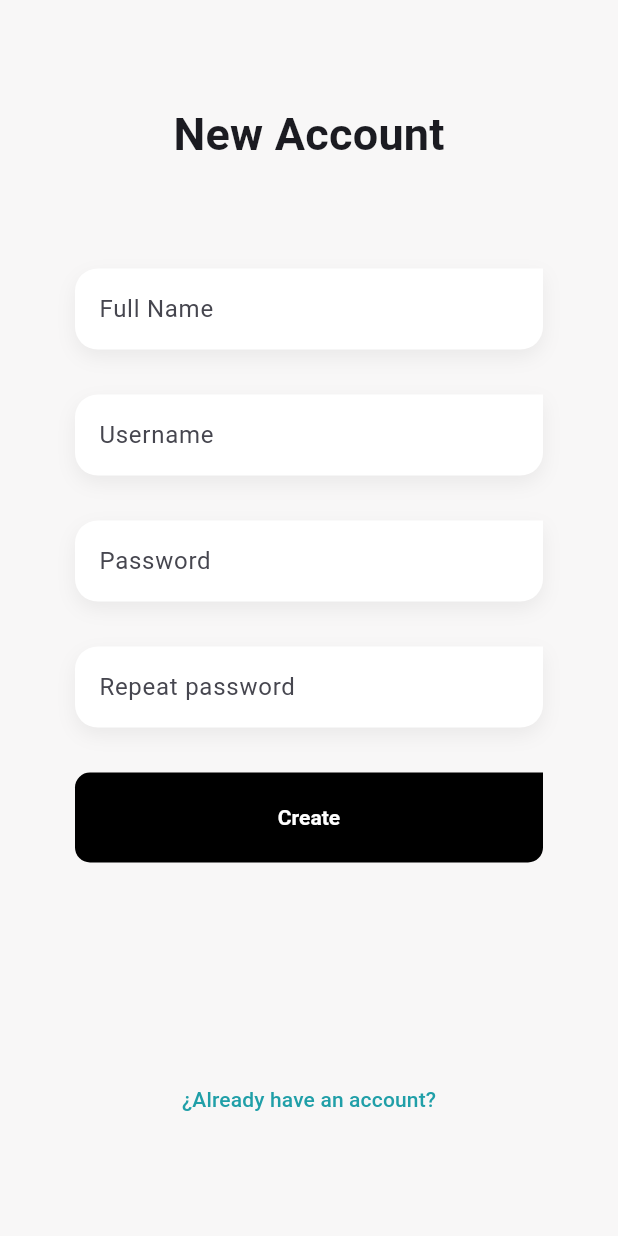
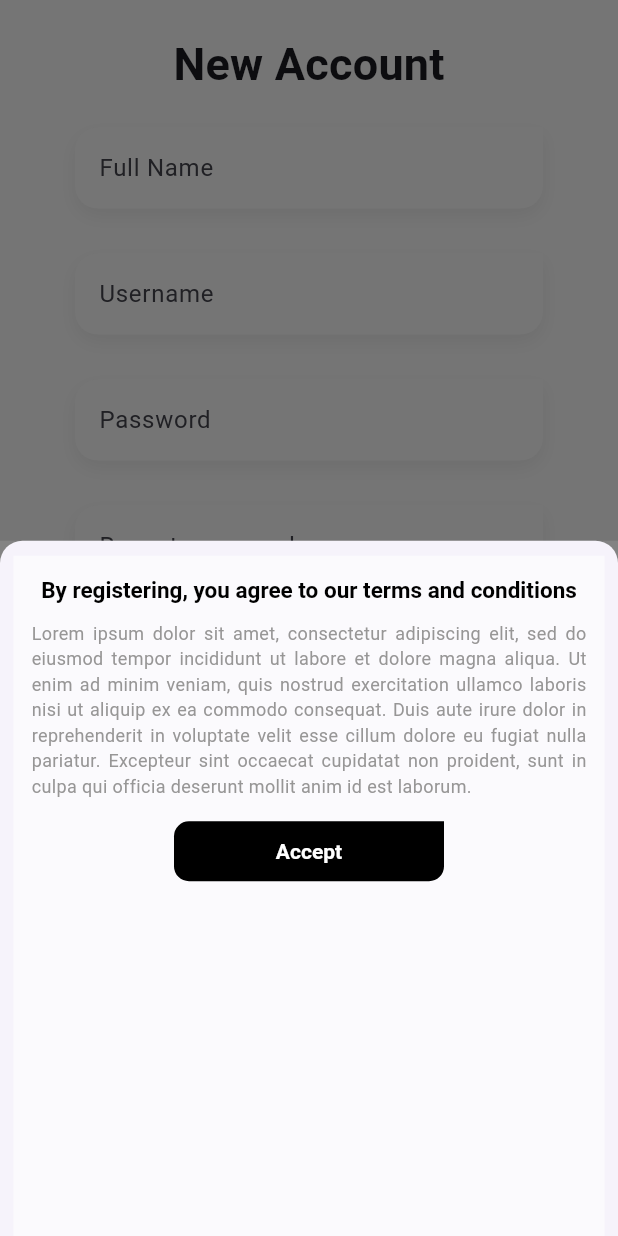
Before and after one commit to hawks-atlanta/frontend-flutter, a Flutter app: the _RegisterForm screen opened directly, after a tap on "Create", on a phone screen of 412 x 824 dp. Run offline on Flutter 3.47's test engine with Material 2 defaults, Android fonts, the phone set to English and light mode, and no system bars; drawn by our look-alikes of auto_size_text; our stand-ins replace dio, flutter_dotenv, flutter_riverpod, formz, go_router, google_fonts and 1 more; accounts and stored records are empty; statements that could not run were skipped.

Commit message:
feat: terms and conditions modal
Terms and conditions modal is added at the time of user registration.
In addition, the auto_size_text package is added for text management on different devices

```diff
--- a/lib/config/router/app_router.dart
+++ b/lib/config/router/app_router.dart
@@ -9,7 +9,7 @@ final goRouterProvider = Provider((ref) {
   final goRouterNotifier = ref.read(goRouterNotifierProvider);
 
   return GoRouter(
-    initialLocation: '/check-auth-status',
+    initialLocation: '/register',
     refreshListenable: goRouterNotifier,
     routes: [
       ///* Primera pantalla Default
--- /dev/null
+++ b/lib/features/auth/presentation/providers/data_test.dart
@@ -0,0 +1 @@
+String termsandcondition = "Lorem ipsum dolor sit amet, consectetur adipiscing elit, sed do eiusmod tempor incididunt ut labore et dolore magna aliqua. Ut enim ad minim veniam, quis nostrud exercitation ullamco laboris nisi ut aliquip ex ea commodo consequat. Duis aute irure dolor in reprehenderit in voluptate velit esse cillum dolore eu fugiat nulla pariatur. Excepteur sint occaecat cupidatat non proident, sunt in culpa qui officia deserunt mollit anim id est laborum.";
--- a/lib/features/auth/presentation/screens/register_screen.dart
+++ b/lib/features/auth/presentation/screens/register_screen.dart
@@ -1,14 +1,14 @@
 import 'package:flutter/material.dart';
 import 'package:go_router/go_router.dart';
+import 'package:login_mobile/features/auth/presentation/providers/data_test.dart';
 import 'package:login_mobile/features/shared/shared.dart';
-
+import 'package:auto_size_text/auto_size_text.dart';
 
 class RegisterScreen extends StatelessWidget {
   const RegisterScreen({super.key});
 
   @override
   Widget build(BuildContext context) {
-
     final size = MediaQuery.of(context).size;
     final scaffoldBackgroundColor = Theme.of(context).scaffoldBackgroundColor;
     final textStyles = Theme.of(context).textTheme;
@@ -22,40 +22,46 @@ class RegisterScreen extends StatelessWidget {
         child: Column(
           crossAxisAlignment: CrossAxisAlignment.center,
           children: [
-                const SizedBox( height: 80 ),
+            const SizedBox(height: 80),
             // Icon Banner
             Row(
               crossAxisAlignment: CrossAxisAlignment.center,
               children: [
                 IconButton(
-                      onPressed: (){
-                        if ( !context.canPop() ) return;
+                    onPressed: () {
+                      if (!context.canPop()) return;
                       context.pop();
                     },
-                      icon: const Icon( Icons.arrow_back_rounded, size: 40, color: Colors.white )
+                    icon: const Icon(Icons.arrow_back_rounded,
+                        size: 40, color: Colors.white)),
+                const Spacer(flex: 1), //revisar
+                AutoSizeText(
+                  'Create Account',
+                  style: textStyles.titleLarge?.copyWith(color: Colors.white),
+                  maxLines: 1,
+                  maxFontSize: 26,
                 ),
-                    const Spacer(flex: 1),
-                    Text('Create Account', style: textStyles.titleLarge?.copyWith(color: Colors.white )),
                 const Spacer(flex: 2),
               ],
             ),
 
-                const SizedBox( height: 50 ),
-
-                Container(
-                  height: size.height - 260, // 80 los dos sizebox y 100 el ícono
+            const SizedBox(height: 50),
+            SingleChildScrollView(
+                child: Container(
+              //quite el -260 para que se acople a los dispositivos
+              height: size.height-35, //- 260, // 80 los dos sizebox y 100 el ícono
               width: double.infinity,
               decoration: BoxDecoration(
                 color: scaffoldBackgroundColor,
-                    borderRadius: const BorderRadius.only(topLeft: Radius.circular(100)),
+                borderRadius:
+                    const BorderRadius.only(topLeft: Radius.circular(100)),
               ),
+
               child: const _RegisterForm(),
-                )
+            )),
           ],
         ),
-          )
-        )
-      ),
+      ))),
     );
   }
 }
@@ -65,43 +71,46 @@ class _RegisterForm extends StatelessWidget {
 
   @override
   Widget build(BuildContext context) {
-
     final textStyles = Theme.of(context).textTheme;
 
     return Padding(
       padding: const EdgeInsets.symmetric(horizontal: 50),
       child: Column(
         children: [
-          const Spacer(),
+          const SizedBox(height: 20),
+          //const SizedBox( height: 50 ), //revisar
+          AutoSizeText(
+            'New Account',
+            style: textStyles.titleMedium,
+            maxLines: 1,
+          ),
           //const SizedBox( height: 50 ),
-          Text('New Account', style: textStyles.titleMedium ),
-          //const SizedBox( height: 50 ),
-          const Spacer(),
+          const SizedBox(height: 20),
           const CustomTextFormField(
             label: 'Full Name',
             keyboardType: TextInputType.emailAddress,
           ),
-          const SizedBox( height: 30 ),
+          const SizedBox(height: 30),
 
           const CustomTextFormField(
             label: 'Username',
             keyboardType: TextInputType.emailAddress,
           ),
-          const SizedBox( height: 30 ),
+          const SizedBox(height: 30),
 
           const CustomTextFormField(
             label: 'Password',
             obscureText: true,
           ),
 
-          const SizedBox( height: 30 ),
+          const SizedBox(height: 30),
 
           const CustomTextFormField(
             label: 'Repeat password',
             obscureText: true,
           ),
 
-          const SizedBox( height: 30 ),
+          const SizedBox(height: 30),
 
           SizedBox(
               width: double.infinity,
@@ -109,32 +118,118 @@ class _RegisterForm extends StatelessWidget {
               child: CustomFilledButton(
                 text: 'Create',
                 buttonColor: Colors.black,
-              onPressed: (){
+                onPressed: () {
+                  //inicio modal
+                  showModalBottomSheet<void>(
+                      shape: const RoundedRectangleBorder(
+                        borderRadius: BorderRadius.only(
+                            topLeft: Radius.circular(15.0),
+                            topRight: Radius.circular(15.0)),
+                      ),
+                      context: context,
+                      builder: (context) {
+                        return Scaffold(
+                          backgroundColor: Color.fromARGB(26, 255, 255, 255),
+                          body: SingleChildScrollView(
+                            child: Container(
+                              constraints: BoxConstraints(
+                                maxHeight: MediaQuery.of(context).size.height,
+                                maxWidth: MediaQuery.of(context).size.width,
+                              ),
+                              child: Column(
+                                children: [
+                                  const SizedBox(
+                                    height: 10,
+                                  ),
+                                  SingleChildScrollView(
+                                    child: Container(
+                                      height: 700,
+                                      margin: const EdgeInsets.only(
+                                          left: 9, right: 9),
+                                      child: Container(
+                                        width: double.infinity,
+                                        padding: const EdgeInsets.only(
+                                            top: 1, bottom: 1),
+                                        decoration: const BoxDecoration(
+                                          color: Color.fromARGB(
+                                              155, 255, 255, 255),
+                                        ),
+                                        child: SingleChildScrollView(
+                                            padding: const EdgeInsets.only(
+                                                bottom: 380,
+                                                top: 12,
+                                                left: 12,
+                                                right: 12),
+                                            child: Column(
+                                              mainAxisAlignment:
+                                                  MainAxisAlignment.center,
+                                              crossAxisAlignment:
+                                                  CrossAxisAlignment.center,
+                                              children: [
+                                                AutoSizeText(
+                                                  "By registering, you agree to our terms and conditions",
+                                                  textAlign: TextAlign.justify,
+                                                  style: textStyles.titleLarge?.copyWith(color: Colors.black),
+                                                  maxFontSize: 15
 
+                                                ),
+                                                const SizedBox(
+                                                  height: 11,
+                                                ),
+                                                Text(
+                                                  termsandcondition,
+                                                  textAlign: TextAlign.justify,
+                                                  style: TextStyle(
+                                                    color: Color.fromARGB(
+                                                        255, 151, 150, 150),
+                                                    fontSize: 12,
+                                                  ),
+                                                ),
+                                                const SizedBox(
+                                                  height: 11,
+                                                ),
+                                                Container(
+                                                    width: 180,
+                                                    child: CustomFilledButton(
+                                                        text: 'Accept',
+                                                        buttonColor:
+                                                            Colors.black,
+                                                        onPressed: () {})),
+                                              ],
+                                            )),
+                                      ),
+                                    ),
+                                  ),
+                                ],
+                              ),
+                            ),
+                          ),
+                        );
+                      });
+
+                  //fin modal
                 },
-            )
-          ),
+              )),
 
-          const Spacer( flex: 2 ),
+          const Spacer(flex: 2),
 
           Row(
             mainAxisAlignment: MainAxisAlignment.center,
             children: [
               TextButton(
-                onPressed: (){
-                  if ( context.canPop()){
+                  onPressed: () {
+                    if (context.canPop()) {
                       return context.pop();
                     }
+
                     context.go('/login');
-
                   },
                   child: const Text('¿Already have an account?',
-                      style: TextStyle(color: Color.fromRGBO(32, 159, 168, 1)))
-              )
+                      style: TextStyle(color: Color.fromRGBO(32, 159, 168, 1))))
             ],
           ),
 
-          const Spacer( flex: 1),
+          const Spacer(flex: 1),
         ],
       ),
     );
--- a/pubspec.yaml
+++ b/pubspec.yaml
@@ -38,6 +38,7 @@ dependencies:
   go_router: ^10.1.0
   google_fonts: ^5.1.0
   shared_preferences: ^2.2.0
+  auto_size_text: ^3.0.0
 
 dev_dependencies:
   flutter_lints: ^2.0.0
```
Also changed, not shown: pubspec.lock, 1 other file. Lines whose indentation alone changed are shown as unchanged.
